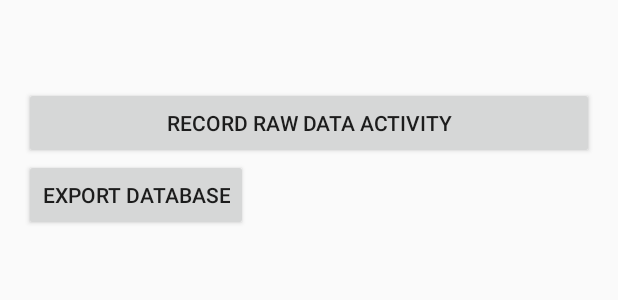
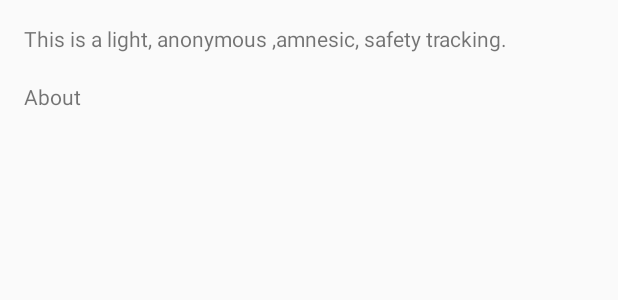
Before and after one commit to fredvol/Oso, an Android app: the layout activity_about.xml on its own in the app's theme, with its tools: preview values and no code run, on a phone screen of 412 x 824 dp. Shown: the top 300 px of the screen. Run offline under Robolectric (Android 15) with nearby library versions, the light colour scheme and no system bars.

Commit message:
add about activity

```diff
--- a/app/src/main/AndroidManifest.xml
+++ b/app/src/main/AndroidManifest.xml
@@ -28,7 +28,8 @@
         <service android:name=".service.LocationService" />
 
         <activity android:name=".view.activity.TrackBookActivity" />
-        <activity android:name=".view.activity.TrackDetailActivity"></activity>
+        <activity android:name=".view.activity.TrackDetailActivity" />
+        <activity android:name=".AboutActivity"></activity>
     </application>
 
 </manifest>
--- a/app/src/main/res/layout/activity_debug.xml
+++ b/app/src/main/res/layout/activity_about.xml
@@ -1,30 +1,27 @@
 <?xml version="1.0" encoding="utf-8"?>
 <RelativeLayout xmlns:android="http://schemas.android.com/apk/res/android"
     xmlns:tools="http://schemas.android.com/tools"
-    android:id="@+id/activity_debug"
+    android:id="@+id/activity_about"
     android:layout_width="match_parent"
     android:layout_height="match_parent"
     android:paddingBottom="@dimen/activity_vertical_margin"
     android:paddingLeft="@dimen/activity_horizontal_margin"
     android:paddingRight="@dimen/activity_horizontal_margin"
     android:paddingTop="@dimen/activity_vertical_margin"
-    tools:context="fr.kriket.oso.view.activity.DebugActivity">
+    tools:context="fr.kriket.oso.AboutActivity">
 
-    <Button
-        android:text="Record raw data activity"
+    <TextView
+        android:text="This is a light, anonymous ,amnesic, safety tracking."
         android:layout_width="wrap_content"
         android:layout_height="wrap_content"
-        android:layout_marginTop="42dp"
-        android:id="@+id/btn_rec_acc_data"
-        android:layout_below="@+id/txtView_about"
-        android:layout_alignParentStart="true"
-        android:layout_alignParentEnd="true" />
+        android:id="@+id/textView3" />
 
-    <Button
-        android:text="Export Database"
+    <TextView
         android:layout_width="wrap_content"
         android:layout_height="wrap_content"
-        android:id="@+id/bttn_export_DB"
-        android:layout_below="@+id/btn_rec_acc_data"
+        android:text="About"
+        android:id="@+id/txtView_About"
+        android:layout_marginTop="19dp"
+        android:layout_below="@+id/textView3"
         android:layout_alignParentStart="true" />
 </RelativeLayout>
--- a/app/src/main/res/menu/mainmenu.xml
+++ b/app/src/main/res/menu/mainmenu.xml
@@ -11,5 +11,8 @@
     <item android:id="@+id/main_3"
         android:title="Developer"
         app:showAsAction="never"/>
+    <item android:id="@+id/main_about"
+        android:title="About"
+        app:showAsAction="never"/>
 
 </menu>
```
Also changed, not shown: app/src/main/java/fr/kriket/oso/AboutActivity.java (added, +74 -0 lines), app/src/main/java/fr/kriket/oso/view/activity/MainActivity.java (+24 -19 lines), app/src/main/res/layout/activity_main.xml (+1 -10 lines).
